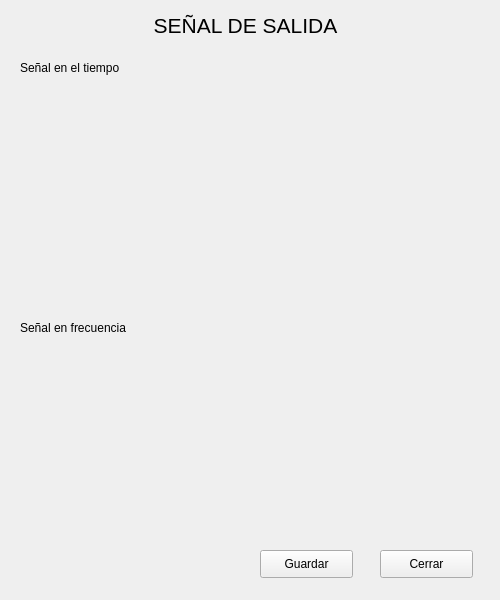
Qt form designer/graficos.ui (matifrancois/TP1_ASSD_Programacion) before a commit.
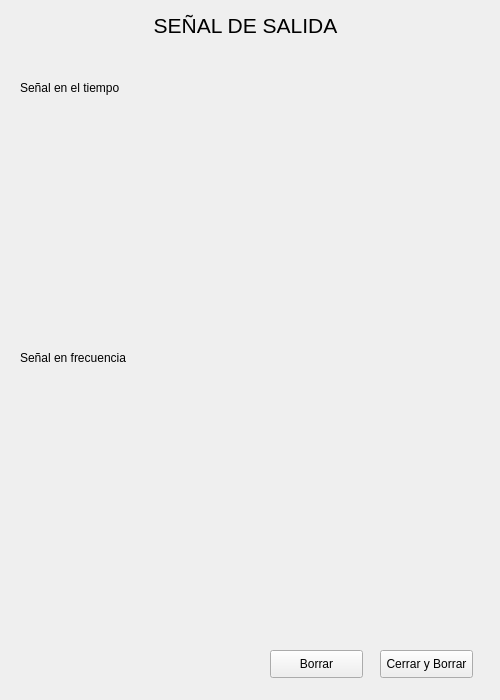
The same form after that commit.

Diff of the .ui file:
```diff
--- a/designer/graficos.ui
+++ b/designer/graficos.ui
@@ -7,7 +7,7 @@
     <x>0</x>
     <y>0</y>
     <width>500</width>
-    <height>600</height>
+    <height>700</height>
    </rect>
   </property>
   <property name="windowTitle">
@@ -38,7 +38,7 @@
    <property name="geometry">
     <rect>
      <x>20</x>
-     <y>60</y>
+     <y>80</y>
      <width>111</width>
      <height>16</height>
     </rect>
@@ -51,7 +51,7 @@
    <property name="geometry">
     <rect>
      <x>20</x>
-     <y>320</y>
+     <y>350</y>
      <width>121</width>
      <height>16</height>
     </rect>
@@ -64,33 +64,20 @@
    <property name="geometry">
     <rect>
      <x>380</x>
-     <y>550</y>
+     <y>650</y>
      <width>93</width>
      <height>28</height>
     </rect>
    </property>
    <property name="text">
-    <string>Cerrar</string>
-   </property>
-  </widget>
-  <widget class="QPushButton" name="boton_guardar">
-   <property name="geometry">
-    <rect>
-     <x>260</x>
-     <y>550</y>
-     <width>93</width>
-     <height>28</height>
-    </rect>
-   </property>
-   <property name="text">
-    <string>Guardar</string>
+    <string>Cerrar y Borrar</string>
    </property>
   </widget>
   <widget class="QStackedWidget" name="plotter_container">
    <property name="geometry">
     <rect>
      <x>30</x>
-     <y>90</y>
+     <y>110</y>
      <width>441</width>
      <height>192</height>
     </rect>
@@ -102,7 +89,7 @@
    <property name="geometry">
     <rect>
      <x>30</x>
-     <y>350</y>
+     <y>380</y>
      <width>441</width>
      <height>192</height>
     </rect>
@@ -110,6 +97,19 @@
    <widget class="QWidget" name="page_3"/>
    <widget class="QWidget" name="page_4"/>
   </widget>
+  <widget class="QPushButton" name="pushButton_borrar">
+   <property name="geometry">
+    <rect>
+     <x>270</x>
+     <y>650</y>
+     <width>93</width>
+     <height>28</height>
+    </rect>
+   </property>
+   <property name="text">
+    <string>Borrar</string>
+   </property>
+  </widget>
  </widget>
  <resources/>
  <connections/>
```
